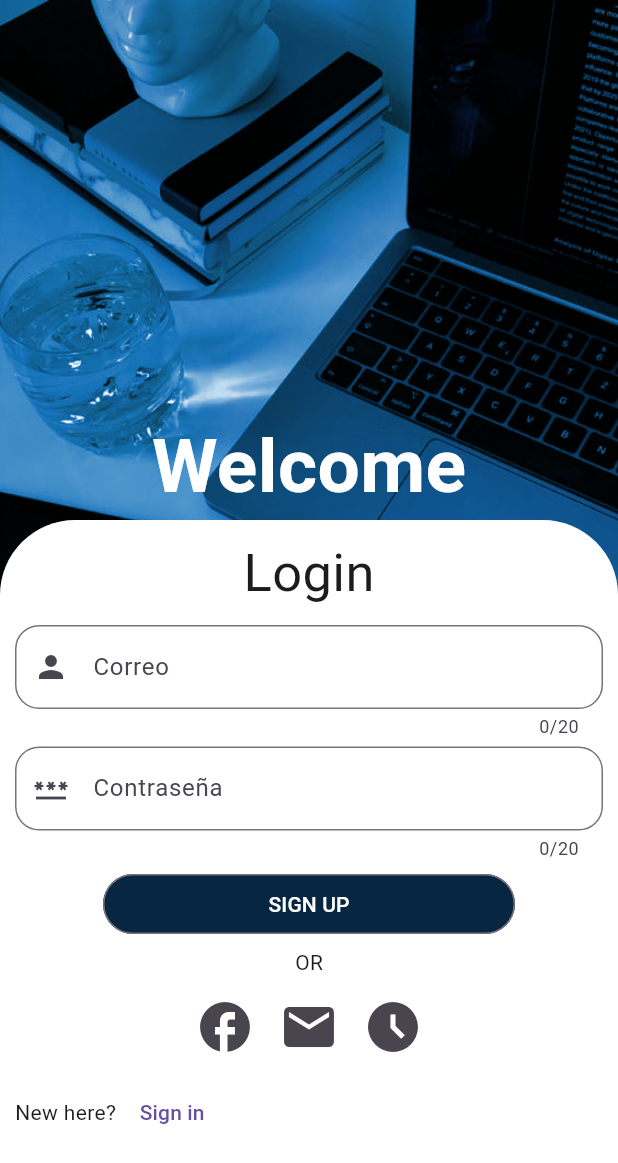
After one commit to AndreaJVB/Tarea-Login, a Flutter app: the screen it shows after launch, on a phone screen of 412 x 824 dp. The commit adds this screen. Shown: the top 1163 px of the screen. Run offline on Flutter 3.47's test engine with Material 3 defaults, Android fonts, the phone set to English and light mode, and no system bars; Roboto replaces fonts that are missing (Arial).

Commit message:
Transferencia de datos entre Registro y login

```diff
--- a/tarea_login/lib/main.dart
+++ b/tarea_login/lib/main.dart
@@ -1,5 +1,6 @@
 import 'package:flutter/material.dart';
 import 'package:tarea_login/inicio_de_sesion.dart';
+import 'package:tarea_login/inicio_page.dart';
 import 'package:tarea_login/registro.dart';
 
 void main(){
@@ -16,8 +17,9 @@ class MyApp extends StatelessWidget{
       debugShowCheckedModeBanner: false,
       initialRoute: 'inicio_sesion',
       routes: {
-        'inicio_sesion' : (context) => InicioDeSesion(),
-        'registro': (context)=> InputsPage()
+        'inicio_sesion' : (context) => const InicioDeSesion(),
+        'registro': (context)=> InputsPage(),
+        'inicio_page': (context)=> const InicioPage(),
       }
 
     );
--- /dev/null
+++ b/tarea_login/lib/widgets/inicio_sesion_usuario.dart
@@ -0,0 +1,70 @@
+
+import 'package:flutter/material.dart';
+import 'package:tarea_login/widgets/custom_forms.dart';
+
+
+
+class InicioSesionUsuarios extends StatelessWidget {
+  const InicioSesionUsuarios({super.key});
+
+
+  @override
+  Widget build(BuildContext context) {
+
+    final usuarios = ModalRoute.of(context)!.settings.arguments as List?;
+
+      final listaUsuarios = [];
+
+      final ancho= MediaQuery.of(context).size.width;
+      final correo = TextEditingController();
+      final password = TextEditingController();
+
+    return SingleChildScrollView(
+
+                  padding: const EdgeInsets.all(10),
+                  child: Column(
+                    mainAxisAlignment: MainAxisAlignment.center,
+                    children: [const Text("Login", style: TextStyle(fontSize: 35),),
+                    const SizedBox(height: 10,),
+                    Wrap(
+                      alignment: WrapAlignment.center,
+                      runSpacing: 5,
+                      children: [
+                        CustomFormRegistro(label: "Correo", controller: correo, keyboardType: TextInputType.emailAddress, prefixIcon: const Icon(Icons.person),),
+                        CustomFormRegistro(label: "Contraseña", controller: password, keyboardType: TextInputType.visiblePassword, prefixIcon: const Icon(Icons.password), obscureText: true,),
+                        Row(
+                          mainAxisAlignment: MainAxisAlignment.center,
+                          children: [
+                            OutlinedButton(style: ButtonStyle(
+                              fixedSize: WidgetStateProperty.all(Size(ancho/1.5, 0)),
+                              backgroundColor: WidgetStateProperty.all(const Color.fromARGB(255, 6, 38, 66))
+                              ),
+                              onPressed: () {
+                                print(usuarios);
+
+                              }, child: const Text("SIGN UP", style: TextStyle(color: Colors.white),)
+                              ),
+                          ],
+                        ),
+                        const Text("OR",),
+                         Row(
+                          mainAxisAlignment: MainAxisAlignment.center,
+                          children: [IconButton(onPressed: (){}, icon: const Icon(Icons.facebook), style: ButtonStyle(iconSize: WidgetStateProperty.all(40)),),
+                              IconButton(onPressed: (){}, icon: const Icon(Icons.email),style: ButtonStyle(iconSize: WidgetStateProperty.all(40))),
+                              IconButton(onPressed: (){}, icon: const Icon(Icons.access_time_filled_sharp),style: ButtonStyle(iconSize: WidgetStateProperty.all(40)))
+                            ],
+                          ),
+                        Row(children: [const Text("New here? "),
+                            TextButton(onPressed: (){
+                              listaUsuarios.add("hola");
+                              Navigator.of(context).pushNamed('registro', arguments: usuarios);
+
+                            }, child: const Text("Sign in")),
+                        ],)
+                      ],
+                    ),
+
+                  ],),
+                );
+  }
+}
```
Also changed, not shown: tarea_login/lib/inicio_de_sesion.dart (+8 -46 lines), tarea_login/lib/inicio_page.dart (added, +67 -0 lines), tarea_login/lib/registro.dart (+22 -9 lines), tarea_login/lib/inicioPage.dart (deleted).
